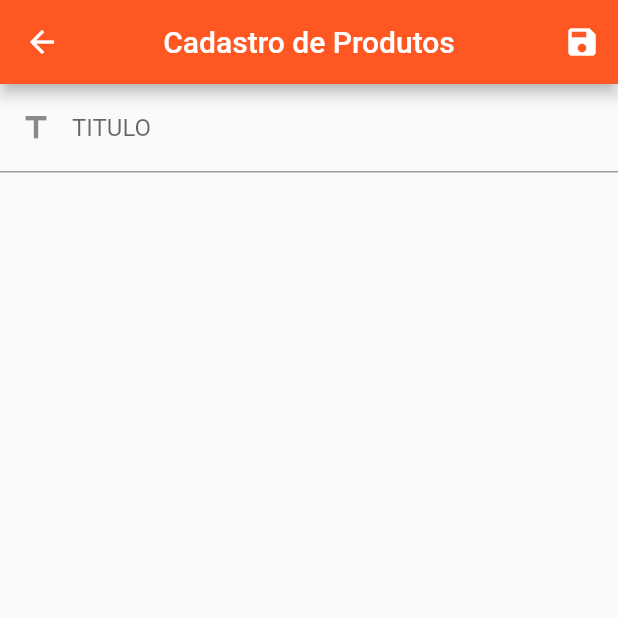
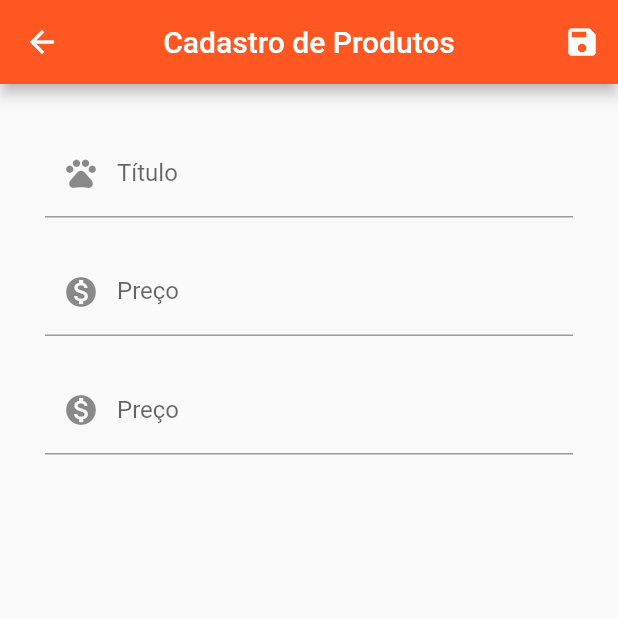
Before and after one commit to pfernandes3/my_pet_store, a Flutter app: the ProductFormScreen screen opened by its route, on a phone screen of 412 x 824 dp, the top half of it. Run offline on Flutter 3.47's test engine with Material 2 defaults, Android fonts, the phone set to English and light mode, and no system bars; our stand-ins replace shared_preferences, string_validator; accounts and stored records are empty; network calls fail.

Commit message:
ProducItens

```diff
--- a/lib/views/product_form_screen.dart
+++ b/lib/views/product_form_screen.dart
@@ -1,7 +1,7 @@
-import 'package:flutter/src/widgets/container.dart';
-import 'package:flutter/src/widgets/framework.dart';
 import 'package:my_pet_store/imports.dart';
 import 'package:my_pet_store/widgets/custom_text_form_field.dart';
+
+import '../models/pet_products.dart';
 
 class ProductFormScreen extends StatefulWidget {
   const ProductFormScreen({super.key});
@@ -13,7 +13,32 @@ class ProductFormScreen extends StatefulWidget {
 class _ProductFormScreenState extends State<ProductFormScreen> {
   final _formKey = GlobalKey<FormState>();
   final _formData = <String, dynamic>{};
+  final _imgFocus = FocusNode();
+  final _imgController = TextEditingController();
+
   bool isLoading = false;
+
+  @override
+  void didChangeDependencies() {
+    // TODO: implement didChangeDependencies
+    super.didChangeDependencies();
+
+    if (_formData.isEmpty) {
+      final product = ModalRoute.of(context)!.settings.arguments as Product?;
+
+      if (product != null) {
+        _formData['id'] = product.id;
+        _formData['title'] = product.title;
+        _formData['description'] = product.description;
+        _formData['price'] = product.price;
+        _formData['imageUrl'] = product.imageUrl;
+        _imgController.text = _formData['imageUrl'];
+      } else {
+        _formData['price'] = "";
+      }
+    }
+  }
+
   @override
   Widget build(BuildContext context) {
     return Scaffold(
@@ -27,17 +52,59 @@ class _ProductFormScreenState extends State<ProductFormScreen> {
           )
         ],
       ),
-      body: Form(
-          key: _formKey,
-          child: ListView(
-            children: const [
-              Custom_Form_Field(
-                label: Text('TITULO'),
-                icon: Icon(Icons.title),
-
-              )
-            ],
-          )),
+      body: Padding(
+        padding: const EdgeInsets.all(30.0),
+        child: Form(
+            key: _formKey,
+            child: ListView(
+              children: [
+                Custom_Form_Field(
+                  label: const Text('Título'),
+                  icon: const Icon(Icons.pets),
+                  initialValue: _formData['title'],
+                  validator: (value) {
+                    if (value!.trim().isEmpty) {
+                      return 'Informe um titulo válido';
+                    }
+                    if (value.trim().length < 3) {
+                      return 'Informe um titulo de pelo menos 3 caracteres';
+                    }
+                    return null;
+                  },
+                  onsaved: (value) => _formData['title'] = value as String,
+                  textinputaction: TextInputAction.next,
+                ),
+                const SizedBox(height: 20,),
+                Custom_Form_Field(
+                  label: const Text('Preço'),
+                  icon: const Icon(Icons.monetization_on),
+                  initialValue: _formData['price'].toString(),
+                  validator: (value) {
+                    if (value!.trim().isEmpty || double.tryParse(value) == null || double.tryParse(value)! <= 0) {
+                      return 'Informe um valor válido';
+                    }
+                    return null;
+                  },
+                  onsaved: (value) => _formData['price'] = double.parse(value),
+                  textinputaction: TextInputAction.next,
+                ),
+                const SizedBox(height: 20,),
+                Custom_Form_Field(
+                  label: const Text('Preço'),
+                  icon: const Icon(Icons.monetization_on),
+                  initialValue: _formData['price'].toString(),
+                  validator: (value) {
+                    if (value!.trim().isEmpty || double.tryParse(value) == null || double.tryParse(value)! <= 0) {
+                      return 'Informe um valor válido';
+                    }
+                    return null;
+                  },
+                  onsaved: (value) => _formData['price'] = double.parse(value),
+                  textinputaction: TextInputAction.next,
+                ),
+              ],
+            )),
+      ),
     );
   }
 }
--- a/lib/widgets/custom_text_form_field.dart
+++ b/lib/widgets/custom_text_form_field.dart
@@ -1,18 +1,31 @@
 import 'package:flutter/material.dart';
 
 class Custom_Form_Field extends StatelessWidget {
-  const Custom_Form_Field(
-      {super.key, this.label, this.icon, });
+  const Custom_Form_Field({
+    super.key,
+    this.label,
+    this.icon,
+    this.initialValue,
+    this.validator,
+    this.onsaved,
+    this.textinputaction,
+  });
 
   final label;
   final icon;
-
+  final initialValue;
+  final validator;
+  final onsaved;
+  final textinputaction;
 
   @override
   Widget build(BuildContext context) {
     return TextFormField(
       decoration: InputDecoration(label: label, prefixIcon: icon),
-
+      textInputAction: textinputaction,
+      validator: validator,
+      onSaved: onsaved,
+      initialValue: initialValue,
     );
   }
 }
```
Also changed, not shown: lib/views/product_storage_screen.dart (+6 -5 lines), lib/widgets/productItem.dart (added, +92 -0 lines).
